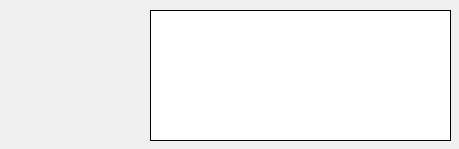
fontmatrix/fontmatrix, file src/about.ui: the form before one commit.
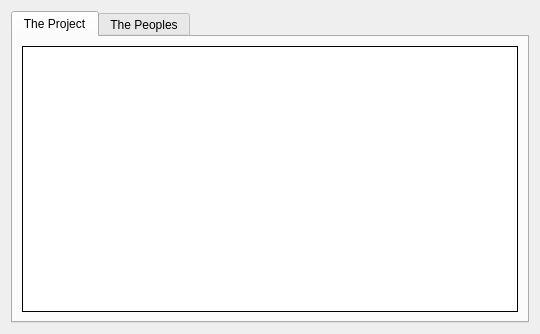
The form after the commit. Icons and pictures are not drawn.

Commit message: Added people tab in About widget. Contributors are invited to add their own entry in src/messages/about_people.html

```diff
--- a/src/about.ui
+++ b/src/about.ui
@@ -5,8 +5,8 @@
    <rect>
     <x>0</x>
     <y>0</y>
-    <width>459</width>
-    <height>149</height>
+    <width>540</width>
+    <height>334</height>
    </rect>
   </property>
   <property name="sizePolicy" >
@@ -21,36 +21,53 @@
   <property name="windowIcon" >
    <iconset resource="application.qrc" >:/fontmatrix_icon.png</iconset>
   </property>
-  <widget class="QLabel" name="label" >
-   <property name="geometry" >
-    <rect>
-     <x>10</x>
-     <y>10</y>
-     <width>131</width>
-     <height>131</height>
-    </rect>
-   </property>
-   <property name="text" >
-    <string/>
-   </property>
-   <property name="pixmap" >
-    <pixmap resource="application.qrc" >:/fontmatrix_about.png</pixmap>
-   </property>
-   <property name="scaledContents" >
-    <bool>false</bool>
-   </property>
-  </widget>
+  <layout class="QGridLayout" >
+   <item row="0" column="0" >
+    <widget class="QTabWidget" name="tabWidget" >
+     <property name="currentIndex" >
+      <number>0</number>
+     </property>
+     <widget class="QWidget" name="tab" >
+      <attribute name="title" >
+       <string>The Project</string>
+      </attribute>
+      <layout class="QGridLayout" >
+       <item row="0" column="0" >
   <widget class="QTextBrowser" name="theText" >
-   <property name="geometry" >
-    <rect>
-     <x>150</x>
-     <y>10</y>
-     <width>301</width>
-     <height>131</height>
-    </rect>
-   </property>
+         <property name="sizePolicy" >
+          <sizepolicy vsizetype="Expanding" hsizetype="Expanding" >
+           <horstretch>0</horstretch>
+           <verstretch>0</verstretch>
+          </sizepolicy>
+         </property>
+         <property name="focusPolicy" >
+          <enum>Qt::NoFocus</enum>
+         </property>
+         <property name="acceptDrops" >
+          <bool>false</bool>
+         </property>
+         <property name="frameShape" >
+          <enum>QFrame::Panel</enum>
+         </property>
+         <property name="frameShadow" >
+          <enum>QFrame::Plain</enum>
+         </property>
+         <property name="openExternalLinks" >
+          <bool>true</bool>
+         </property>
+        </widget>
+       </item>
+      </layout>
+     </widget>
+     <widget class="QWidget" name="tab_2" >
+      <attribute name="title" >
+       <string>The Peoples</string>
+      </attribute>
+      <layout class="QGridLayout" >
+       <item row="0" column="0" >
+        <widget class="QTextBrowser" name="theText_2" >
    <property name="sizePolicy" >
-    <sizepolicy vsizetype="Fixed" hsizetype="Fixed" >
+          <sizepolicy vsizetype="Expanding" hsizetype="Expanding" >
      <horstretch>0</horstretch>
      <verstretch>0</verstretch>
     </sizepolicy>
@@ -67,7 +84,16 @@
    <property name="frameShadow" >
     <enum>QFrame::Plain</enum>
    </property>
-  </widget>
+         <property name="openExternalLinks" >
+          <bool>true</bool>
+         </property>
+        </widget>
+       </item>
+      </layout>
+     </widget>
+    </widget>
+   </item>
+  </layout>
  </widget>
  <resources>
   <include location="application.qrc" />
```
Lines whose indentation alone changed are shown as unchanged. The commit also changes 5 other files.
